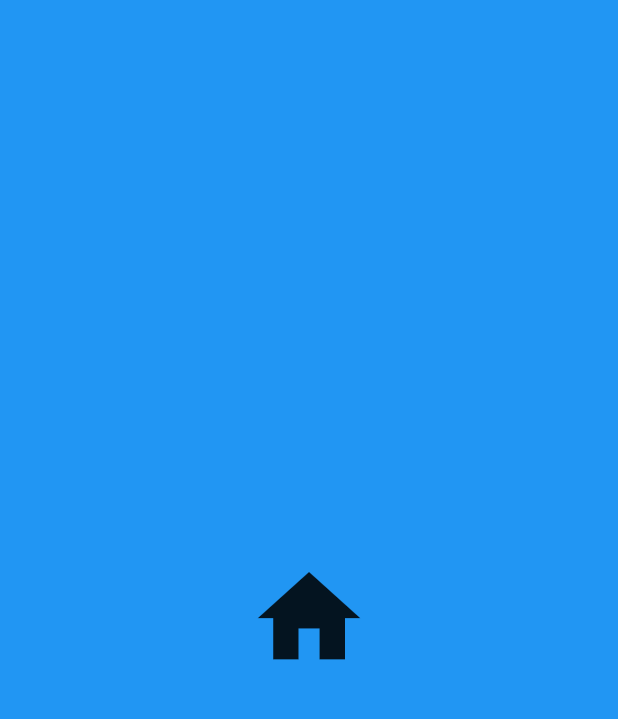
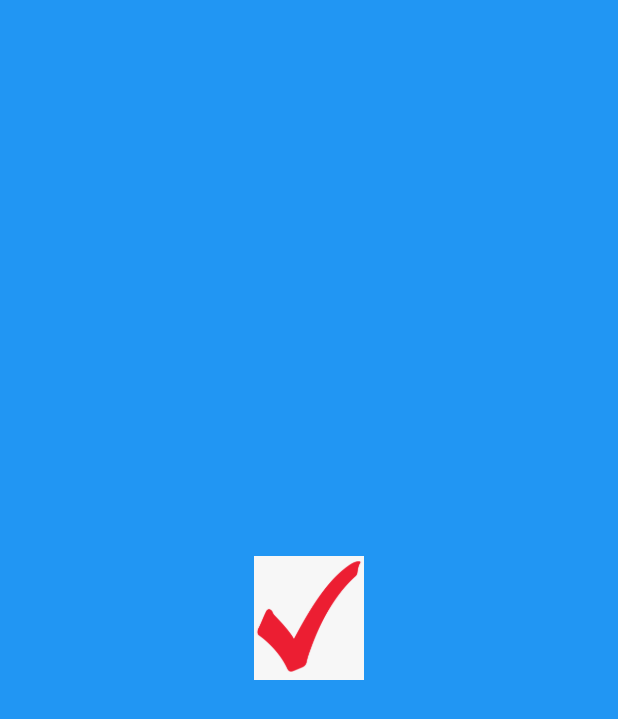
Before and after one commit to bhoslan/mobile_app1, a Flutter app: the first screen one second after launch, on a phone screen of 412 x 824 dp. Shown: the top 719 px of the screen. Run offline on Flutter 3.47's test engine with Material 2 defaults, Android fonts, the phone set to English and light mode, and no system bars; drawn by our look-alikes of animated_splash_screen; our stand-ins replace flutter_datetime_picker, get_it, hive, hive_flutter; accounts and stored records are empty.

Commit message:
4.commit

```diff
--- a/lib/main.dart
+++ b/lib/main.dart
@@ -49,7 +49,7 @@ class MyApp extends StatelessWidget {
         ),
         home: AnimatedSplashScreen(
             duration: 3000,
-            splash: Icons.home,
+            splash: Image.asset("assets/images/tik.png"),
             nextScreen: HomePage(),
             splashTransition: SplashTransition.fadeTransition,
             backgroundColor: Colors.blue));
--- a/lib/pages/home_page.dart
+++ b/lib/pages/home_page.dart
@@ -40,7 +40,6 @@ class _HomePageState extends State<HomePage> {
             ),
           ),
           actions: [
-            IconButton(onPressed: () {}, icon: const Icon(Icons.search)),
             IconButton(
                 onPressed: () {
                   _showAddTaskBottomSheet(context);
--- a/pubspec.yaml
+++ b/pubspec.yaml
@@ -69,7 +69,7 @@ flutter:
 
   # To add assets to your application, add an assets section, like this:
   assets:
-    - images/tik.png
+    - assets/images/tik.png
   #   - images/a_dot_ham.jpeg
 
   # An image asset can refer to one or more resolution-specific "variants", see
```
Also changed, not shown: assets/images/tik.png (renamed from assets/tik.png).
